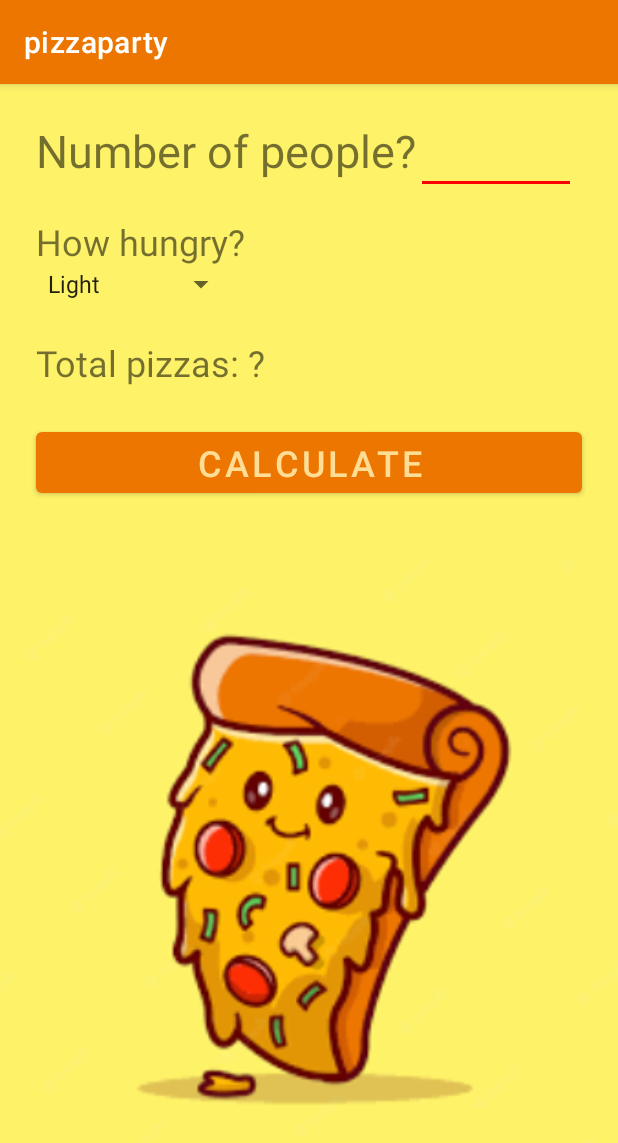
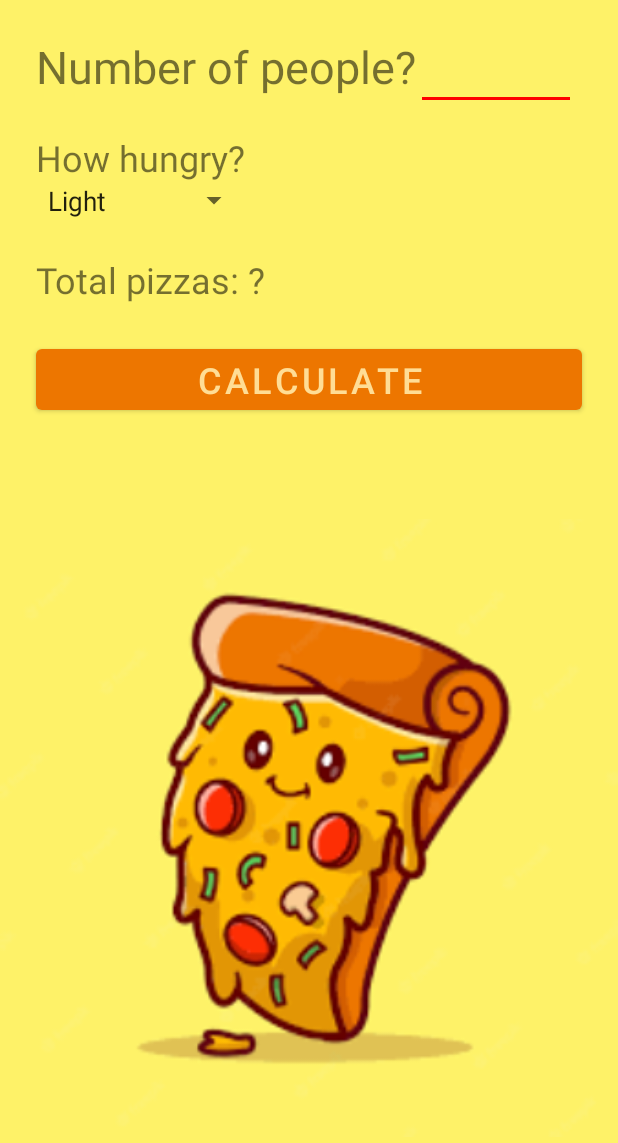
Before and after one commit to Jonathan-R-Diaz/pizzaparty, an Android app: the screen it shows after launch (MainActivity), on a phone screen of 412 x 824 dp. Shown: the top 1143 px of the screen. Run offline under Robolectric (Android 15) with nearby library versions, the phone set to English and light mode, and no system bars.

Commit message:
added windowFullscreen:true

```diff
--- a/app/src/main/res/values/themes.xml
+++ b/app/src/main/res/values/themes.xml
@@ -1,6 +1,10 @@
 <resources xmlns:tools="http://schemas.android.com/tools">
     <!-- Base application theme. -->
-    <style name="Theme.Pizzaparty" parent="Theme.MaterialComponents.DayNight.DarkActionBar">
+    <style name="Theme.Pizzaparty" parent="Theme.MaterialComponents.DayNight.NoActionBar">
+        <item name="android:windowFullscreen">true</item>
+        <!--item name="android:colorBackground">#f0f0ff</item-->
+        <!--item name="android:textColor">@color/dark_green</item-->
+        <item name="android:textSize">18sp</item>
         <!-- Primary brand color. -->
         <item name="colorPrimary">@color/orange_600</item>
         <item name="colorPrimaryVariant">@color/orange_600</item>
```
